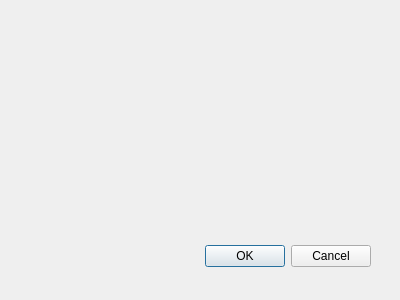
Above: mon_extension_dialog_base.ui from oumaimasah/tp-QGIS before the change. Below: the same form after it.
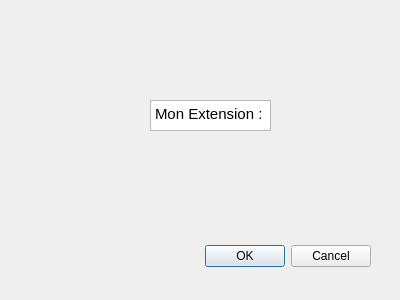
That is the form after the change.

```diff
--- a/mon_extension_dialog_base.ui
+++ b/mon_extension_dialog_base.ui
@@ -28,6 +28,23 @@
     <set>QDialogButtonBox::Cancel|QDialogButtonBox::Ok</set>
    </property>
   </widget>
+  <widget class="QTextBrowser" name="textBrowser">
+   <property name="geometry">
+    <rect>
+     <x>150</x>
+     <y>100</y>
+     <width>121</width>
+     <height>31</height>
+    </rect>
+   </property>
+   <property name="html">
+    <string>&lt;!DOCTYPE HTML PUBLIC &quot;-//W3C//DTD HTML 4.0//EN&quot; &quot;http://www.w3.org/TR/REC-html40/strict.dtd&quot;&gt;
+&lt;html&gt;&lt;head&gt;&lt;meta name=&quot;qrichtext&quot; content=&quot;1&quot; /&gt;&lt;style type=&quot;text/css&quot;&gt;
+p, li { white-space: pre-wrap; }
+&lt;/style&gt;&lt;/head&gt;&lt;body style=&quot; font-family:'Ubuntu Sans'; font-size:11pt; font-weight:400; font-style:normal;&quot;&gt;
+&lt;p style=&quot; margin-top:0px; margin-bottom:0px; margin-left:0px; margin-right:0px; -qt-block-indent:0; text-indent:0px;&quot;&gt;Mon Extension :&lt;/p&gt;&lt;/body&gt;&lt;/html&gt;</string>
+   </property>
+  </widget>
  </widget>
  <resources/>
  <connections>
```
Left out of the diff: 41 changed lines with no effect on the pictures.
